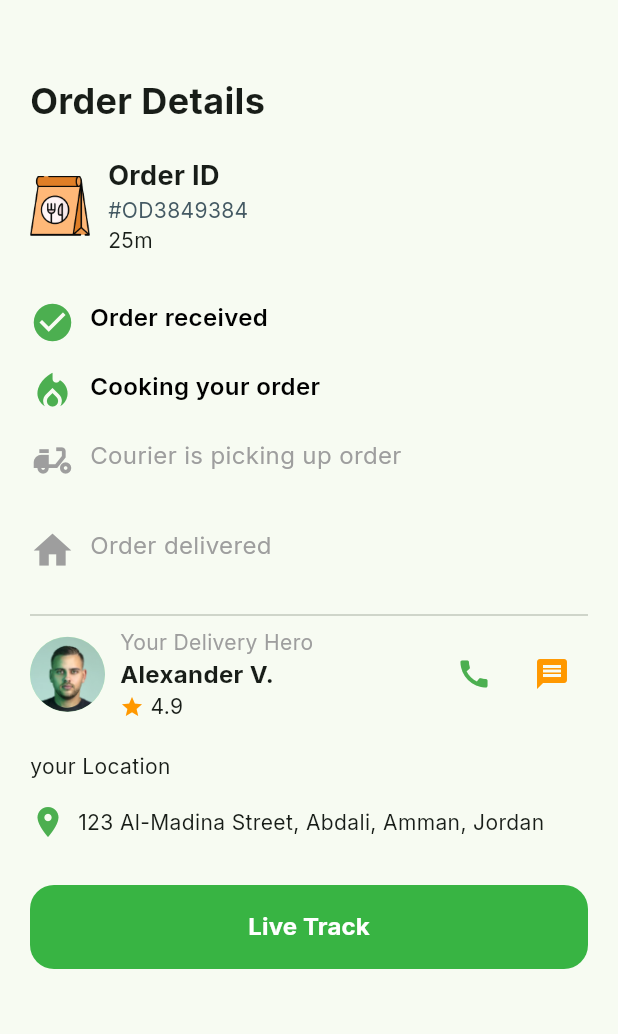
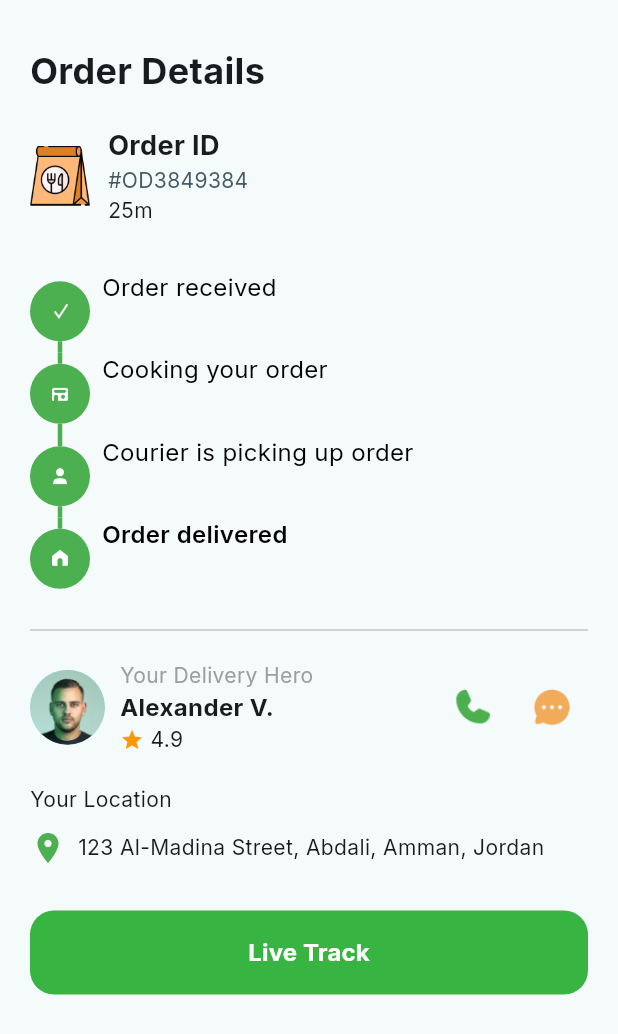
Before and after one commit to AntonAnwar/foodtek1, a Flutter app: the OrderDetailsPage screen opened directly, on a phone screen of 412 x 824 dp. Shown: the top 1034 px of the screen. Run offline on Flutter 3.47's test engine with Material 3 defaults, Android fonts, the phone set to English and light mode, and no system bars; our stand-ins replace bloc, carousel_slider, equatable, flutter_bloc, flutter_otp_text_field, flutter_rating_bar and 9 more; accounts and stored records are empty; generated files the repository leaves out were written again.

```diff
--- a/lib/constant/main_screen/home_screen_data.dart
+++ b/lib/constant/main_screen/home_screen_data.dart
@@ -138,7 +138,7 @@ final List<Category> recommendedItems = [
 ];
 
 // Categories
-final List<String> categories = ["All", "Burger", "Pizza", "Sandwich"];
+final List<String> categories = ["All", "Burger", "Pizza", "Sandwich","Sandwich","Sandwich"];
 String selectedCategory = "All";
 
 // Unified List of All Items
--- a/lib/main.dart
+++ b/lib/main.dart
@@ -4,14 +4,12 @@ import 'package:flutter_localizations/flutter_localizations.dart';
 import 'package:foodtek/constant/colors.dart';
 import 'package:foodtek/cubit/auth/login_cubit.dart';
 import 'package:foodtek/cubit/auth/sign_up_cubit.dart';
-import 'package:foodtek/view/screen/Splash_Screen.dart';
 import 'package:foodtek/view/screen/onBoarding_screen.dart';
 import 'cubit/auth/reset_password_cubit.dart';
 import 'cubit/lang_cubit.dart';
 import 'cubit/main_cubit/favorites_cubit.dart';
 import 'cubit/onboarding_cubit.dart';
 import 'package:flutter_gen/gen_l10n/app_localizations.dart';
-import 'package:flutter_localizations/flutter_localizations.dart';
 
 void main() {
   WidgetsFlutterBinding.ensureInitialized();
@@ -54,11 +52,11 @@ class MyApp extends StatelessWidget {
             theme: ThemeData(
               fontFamily: 'Inter',
               colorScheme: ColorScheme.fromSeed(
-                seedColor: AppColors.primaryColor,
+                seedColor: Colors.white,
               ),
             ),
             //home: FilterScreen(),
-            home: SplashScreen(),
+            home: OnboardingScreen(),
             //mainSplashScreen()_screens: ForgotPwScreen(),
           );
         },
--- a/lib/view/screen/main_screens/history/order_details_page.dart
+++ b/lib/view/screen/main_screens/history/order_details_page.dart
@@ -1,57 +1,69 @@
 import 'package:flutter/material.dart';
 import 'package:foodtek/constant/colors.dart';
+import 'package:foodtek/core/responseve.dart';
 import 'package:foodtek/view/screen/main_screens/history/chat.dart';
 import 'package:foodtek/view/screen/main_screens/history/delivery_tracking_screen.dart';
 import 'package:foodtek/view/widgets/auth/foodtek_button.dart';
 import 'package:persistent_bottom_nav_bar/persistent_bottom_nav_bar.dart';
+import 'package:timelines_plus/timelines_plus.dart';
 
 class OrderDetailsPage extends StatelessWidget {
   const OrderDetailsPage({super.key});
 
-  Widget statusStep(IconData icon, String text, bool isDone) {
-    return Row(
-      crossAxisAlignment: CrossAxisAlignment.start,
-      children: [
-        Icon(icon, color: isDone ? Colors.green : Colors.grey, size: 30),
-        const SizedBox(width: 10),
-        Expanded(
-          child: Text(
-            text,
-            style: TextStyle(
-              fontSize: 16,
-              color: isDone ? Colors.black : Colors.grey,
-              fontWeight: isDone ? FontWeight.w600 : FontWeight.normal,
-            ),
-          ),
-        ),
-      ],
-    );
-  }
+  // Widget statusStep(IconData icon, String text, bool isDone) {
+  //   return Row(
+  //     crossAxisAlignment: CrossAxisAlignment.start,
+  //     children: [
+  //       Icon(icon, color: isDone ? Colors.green : Colors.grey, size: 30),
+  //       const SizedBox(width: 10),
+  //       Expanded(
+  //         child: Text(
+  //           text,
+  //           style: TextStyle(
+  //             fontSize: 16,
+  //             color: isDone ? Colors.black : Colors.grey,
+  //             fontWeight: isDone ? FontWeight.w600 : FontWeight.normal,
+  //           ),
+  //         ),
+  //       ),
+  //     ],
+  //   );
+  // }
 
   @override
   Widget build(BuildContext context) {
+    final steps = [
+      {
+        'title': "Order received",
+        'icon': "assets/images/mainPage/location/img_2.png",
+      },
+      {
+        'title': "Cooking your order",
+        'icon': "assets/images/mainPage/location/img_3.png",
+      },
+      {
+        'title': "Courier is picking up order",
+        'icon': "assets/images/mainPage/location/img_4.png",
+      },
+      {
+        'title': "Order delivered",
+        'icon': "assets/images/mainPage/location/img_5.png",
+      },
+    ];
+    int currentStep = 3; // change this to reflect order status
+
     return Scaffold(
-      body: Padding(
-        padding: const EdgeInsets.symmetric(horizontal: 20, vertical: 50),
+      body: SafeArea(
+        child: SingleChildScrollView(
+          padding: const EdgeInsets.symmetric(horizontal: 20, vertical: 30),
           child: Column(
             crossAxisAlignment: CrossAxisAlignment.start,
             children: [
-            Row(
-              children: [
-                // IconButton(
-                //   onPressed: () {
-                //     Navigator.pop(context);
-                //   },
-                //   icon: Icon(Icons.arrow_back),
-                // ),
               const Text(
                 "Order Details",
                 style: TextStyle(fontSize: 24, fontWeight: FontWeight.bold),
               ),
-              ],
-            ),
               const SizedBox(height: 20),
-
               Row(
                 children: [
                   Image.asset(
@@ -62,7 +74,7 @@ class OrderDetailsPage extends StatelessWidget {
                   Column(
                     crossAxisAlignment: CrossAxisAlignment.start,
                     children: [
-                    Text(
+                      const Text(
                         "Order ID",
                         style: TextStyle(
                           fontSize: 18,
@@ -73,29 +85,63 @@ class OrderDetailsPage extends StatelessWidget {
                         "#OD3849384",
                         style: TextStyle(color: AppColors.onBoardingtextColor),
                       ),
-                    Text("25m"),
+                      const Text("25m"),
                     ],
                   ),
                 ],
               ),
-
               const SizedBox(height: 30),
 
-            statusStep(Icons.check_circle, "Order received", true),
-            const SizedBox(height: 16),
-            statusStep(Icons.local_fire_department, "Cooking your order", true),
-            const SizedBox(height: 16),
-            statusStep(
-              Icons.delivery_dining,
-              "Courier is picking up order",
-              false,
+              /// TIMELINE  the progress bar on the left
+              FixedTimeline.tileBuilder(
+                theme: TimelineThemeData(
+                  nodePosition: 0,
+                  indicatorTheme: const IndicatorThemeData(size: 28),
+                  connectorTheme: const ConnectorThemeData(thickness: 3.0),
                 ),
-            const SizedBox(height: 30),
-            statusStep(Icons.home, "Order delivered", false),
+                builder: TimelineTileBuilder.connected(
+                  connectionDirection: ConnectionDirection.after,
+                  itemCount: steps.length,
+                  contentsBuilder: (context, index) {
+                    return Padding(
+                      padding: const EdgeInsets.only(left: 8.0, bottom: 32),
+                      child: Text(
+                        steps[index]['title'] as String,
+                        style: TextStyle(
+                          fontSize: 16,
+                          fontWeight:
+                              index == currentStep
+                                  ? FontWeight.w600
+                                  : FontWeight.normal,
+                          color:
+                              index <= currentStep ? Colors.black : Colors.grey,
+                        ),
+                      ),
+                    );
+                  },
+                  indicatorBuilder: (context, index) {
+                    return DotIndicator(
+                      size: 40,
+                      color: index <= currentStep ? Colors.green : Colors.grey,
+                      child: Image.asset(
+                        color: index <= currentStep ? Colors.white : Colors.white,
+                        steps[index]['icon'] as String,
+                        fit: BoxFit.contain,
+                        width: responsiveWidth(context, 18),
+                        height: responsiveHeight(context, 18),
+                      ),
+                    );
+                  },
+                  connectorBuilder:
+                      (context, index, ___) => SolidLineConnector(
+                        color: index < currentStep ? Colors.green : Colors.grey,
+                      ),
+                ),
+              ),
 
-            const SizedBox(height: 20),
-            const Divider(),
+              const Divider(height: 40),
 
+              /// DELIVERY HERO
               Row(
                 children: [
                   const CircleAvatar(
@@ -128,29 +174,40 @@ class OrderDetailsPage extends StatelessWidget {
                     ],
                   ),
                   const Spacer(),
-                Icon(Icons.call, color: Colors.green),
-                const SizedBox(width: 16),
+                  IconButton(
+                    onPressed: () {
+                    },
+                    icon: Image.asset(
+                      "assets/images/mainPage/location/img_6.png",
+                      fit: BoxFit.cover,
+                      width: responsiveWidth(context, 30),
+                      height: responsiveHeight(context, 30),
+                    ),
+                  ),
+                  const SizedBox(width: 5),
                   IconButton(
                     onPressed: () {
                       PersistentNavBarNavigator.pushNewScreen(
                         context,
-                      screen:  ChatPage(),
-                      withNavBar: false, // OPTIONAL VALUE. True by default.
-                      pageTransitionAnimation: PageTransitionAnimation.cupertino,
+                        screen: const ChatPage(),
+                        withNavBar: false,
+                        pageTransitionAnimation:
+                            PageTransitionAnimation.cupertino,
                       );
-                    // Navigator.push(
-                    //   context,
-                    //   MaterialPageRoute(builder: (context) => ChatPage()),
-                    // );
                     },
-                  icon: Icon(Icons.message, color: Colors.orange),
+                    icon: Image.asset(
+                      "assets/images/mainPage/location/img_7.png",
+                      fit: BoxFit.cover,
+                      width: responsiveWidth(context, 30),
+                      height: responsiveHeight(context, 30),
+                    ),
                   ),
                 ],
               ),
 
               const SizedBox(height: 20),
-            Text("your Location"),
-            SizedBox(height: 15),
+              const Text("Your Location"),
+              const SizedBox(height: 10),
               const Row(
                 children: [
                   Icon(Icons.location_on, color: Colors.green),
@@ -162,29 +219,24 @@ class OrderDetailsPage extends StatelessWidget {
               ),
 
               const SizedBox(height: 30),
-
               Center(
                 child: FoodtekButton(
                   text: "Live Track",
                   onPressed: () {
                     PersistentNavBarNavigator.pushNewScreen(
                       context,
-                    screen:  DeliveryTrackingScreen(),
-                    withNavBar: false, // OPTIONAL VALUE. True by default.
-                    pageTransitionAnimation: PageTransitionAnimation.cupertino,
+                      screen: const DeliveryTrackingScreen(),
+                      withNavBar: false,
+                      pageTransitionAnimation:
+                          PageTransitionAnimation.cupertino,
                     );
-                  // Navigator.push(
-                  //   context,
-                  //   MaterialPageRoute(
-                  //     builder: (context) => DeliveryTrackingScreen(),
-                  //   ),
-                  // );
                   },
                 ),
               ),
             ],
           ),
         ),
+      ),
     );
   }
 }
--- a/lib/view/screen/main_screens/home/home_screen.dart
+++ b/lib/view/screen/main_screens/home/home_screen.dart
@@ -56,6 +56,9 @@ class _HomeScreenState extends State<HomeScreen> {
                       "Burger": "🍔",
                       "Pizza": "🍕",
                       "Sandwich": "🌭",
+                      "Sandwich": "🌭",
+                      "Sandwich": "🌭",
+
                     };
 
                     return GestureDetector(
--- a/lib/view/screen/main_screens/profile/main_profile_screen.dart
+++ b/lib/view/screen/main_screens/profile/main_profile_screen.dart
@@ -43,7 +43,9 @@ class _MainProfileScreen extends State<MainProfileScreen> {
             children: [
               const SizedBox(height: 10),
               CircleAvatar(
+                backgroundColor: AppColors.primaryColor,
                 radius: 60,
+
                 child:image != null
                     ? ClipRRect(
                   borderRadius: BorderRadius.circular(50),
--- a/lib/view/widgets/main_page_widgets/notification_widget.dart
+++ b/lib/view/widgets/main_page_widgets/notification_widget.dart
@@ -19,7 +19,7 @@ class NotificationWidget extends StatelessWidget {
   @override
   Widget build(BuildContext context) {
     return Container(
-      height: MediaQuery.of(context).size.height * 0.85, // Almost full-screen
+      height: MediaQuery.of(context).size.height * 0.65, // Almost full-screen
       padding: EdgeInsets.all(16),
       child: DefaultTabController(
         length: 3,
--- a/pubspec.yaml
+++ b/pubspec.yaml
@@ -52,6 +52,9 @@ dependencies:
   flutter_localizations:
     sdk: flutter
   intl: any
+  timelines_plus: ^1.0.6
+
+
 
 dev_dependencies:
   flutter_test:
```
Also changed, not shown: lib/l10n/app_en.arb (+4 -4 lines), lib/view/screen/main_screens/history/delivery_tracking_screen.dart (+22 -4 lines), lib/view/widgets/onboarding/onBoarding_widget.dart (+12 -7 lines), assets/images/mainPage/location/img_2.png (added), assets/images/mainPage/location/img_3.png (added), assets/images/mainPage/location/img_4.png (added), assets/images/mainPage/location/img_5.png (added), assets/images/mainPage/location/img_6.png (added), assets/images/mainPage/location/img_7.png (added), pubspec.lock. Lines whose indentation alone changed are shown as unchanged.
